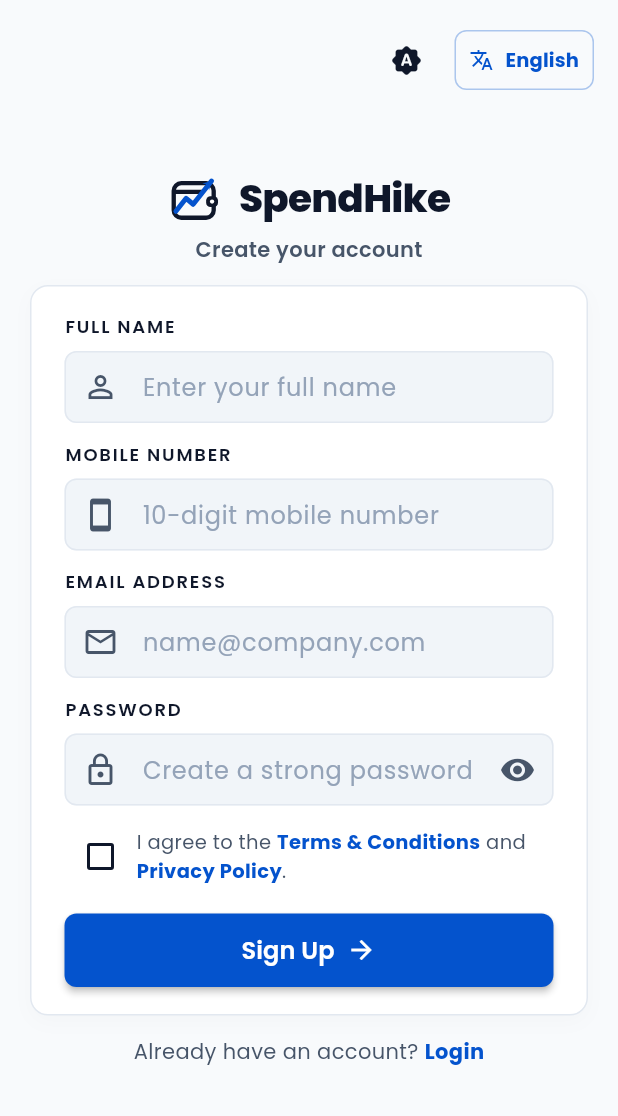
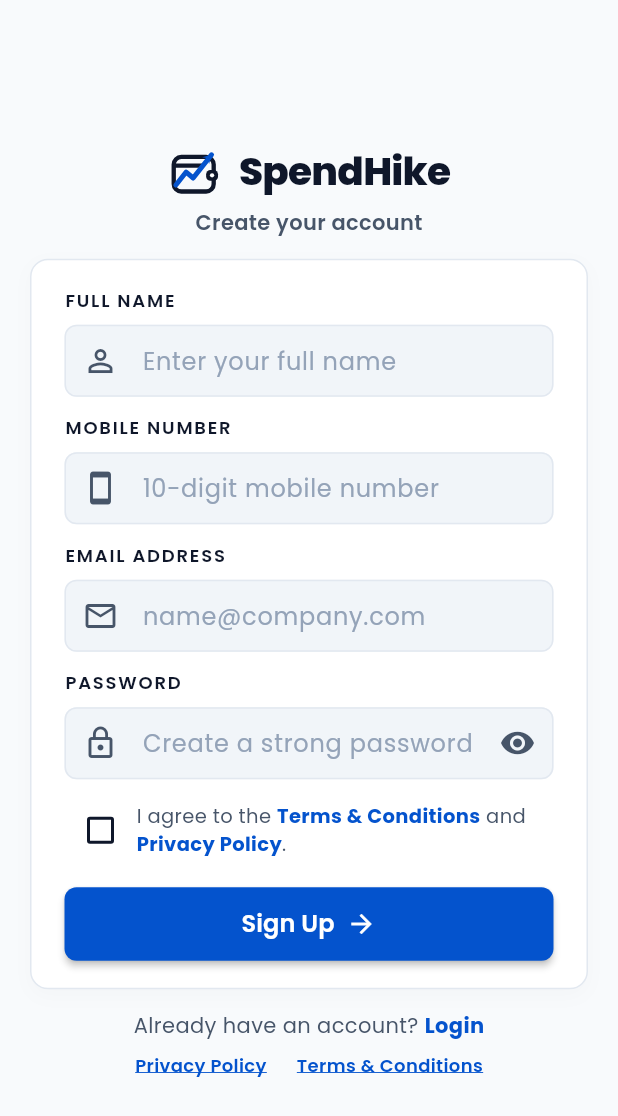
Before and after one commit to codhunk/spendhike, a Flutter app: the SignupScreen screen opened by its route, on a phone screen of 412 x 824 dp. Shown: the top 1116 px of the screen. Run offline on Flutter 3.47's test engine with Material 3 defaults, Android fonts, the phone set to English and light mode, and no system bars; our stand-ins replace flutter_secure_storage, google_fonts, image_picker, local_auth, pinput; accounts and stored records are empty.

Commit message:
style(auth): remove theme/language buttons and place privacy policy at bottom with mb-10

```diff
--- a/lib/screens/auth/login_screen.dart
+++ b/lib/screens/auth/login_screen.dart
@@ -3,9 +3,7 @@ import '../../config/app_theme.dart';
 import '../../services/api_service.dart';
 import '../../services/app_settings.dart';
 import '../../services/passcode_service.dart';
-import '../../widgets/language_switcher.dart';
 import '../../widgets/spend_hike_logo.dart';
-import '../../widgets/theme_switcher.dart';
 import 'create_passcode_screen.dart';
 import 'labour_login_screen.dart';
 
@@ -80,18 +78,7 @@ class _LoginScreenState extends State<LoginScreen> {
                 flex: isDesktop ? 2 : 1,
                 child: Stack(
                   children: [
-                    const Positioned(
-                      top: 16,
-                      right: 16,
-                      child: Row(
-                        mainAxisSize: MainAxisSize.min,
-                        children: [
-                          ThemeSwitcherButton(),
-                          SizedBox(width: 8),
-                          LanguageSwitcherButton(),
-                        ],
-                      ),
-                    ),
+                    // Background glow circles
                   Positioned(
                     top: -100,
                     left: -100,
@@ -678,14 +665,17 @@ class _LoginScreenState extends State<LoginScreen> {
             ),
           ],
         ),
-        const SizedBox(height: 10),
-        Wrap(
+        const SizedBox(height: 8),
+        Padding(
+          padding: const EdgeInsets.only(bottom: 10),
+          child: Wrap(
             alignment: WrapAlignment.center,
             spacing: 20,
             children: [
               _buildFooterLink(_tr('Privacy Policy'), _showPrivacyPolicyDialog),
               _buildFooterLink(_tr('Terms of Service'), _showTermsDialog),
             ],
+          ),
         ),
       ],
     );
--- a/lib/screens/auth/signup_screen.dart
+++ b/lib/screens/auth/signup_screen.dart
@@ -2,9 +2,7 @@ import 'package:flutter/material.dart';
 import '../../config/app_theme.dart';
 import '../../services/api_service.dart';
 import '../../services/app_settings.dart';
-import '../../widgets/language_switcher.dart';
 import '../../widgets/spend_hike_logo.dart';
-import '../../widgets/theme_switcher.dart';
 import 'create_passcode_screen.dart';
 
 
@@ -48,18 +46,6 @@ class _SignupScreenState extends State<SignupScreen> {
           backgroundColor: colors.background,
           body: Stack(
             children: [
-              const Positioned(
-                top: 16,
-                right: 16,
-                child: Row(
-                  mainAxisSize: MainAxisSize.min,
-                  children: [
-                    ThemeSwitcherButton(),
-                    SizedBox(width: 8),
-                    LanguageSwitcherButton(),
-                  ],
-                ),
-              ),
               // Visual Polish: Corner Decoration (Desktop only)
             if (isDesktop) ...[
               Positioned(
@@ -428,7 +414,9 @@ class _SignupScreenState extends State<SignupScreen> {
 
   Widget _buildFooter() {
     final colors = AppTheme.of(context);
-    return Row(
+    return Column(
+      children: [
+        Row(
           mainAxisAlignment: MainAxisAlignment.center,
           children: [
             Text(
@@ -448,6 +436,45 @@ class _SignupScreenState extends State<SignupScreen> {
               ),
             ),
           ],
+        ),
+        const SizedBox(height: 8),
+        Padding(
+          padding: const EdgeInsets.only(bottom: 10),
+          child: Wrap(
+            alignment: WrapAlignment.center,
+            spacing: 20,
+            children: [
+              _buildFooterLink(_tr('Privacy Policy'), () => _showPolicyDialog(
+                title: 'Privacy Policy',
+                icon: Icons.privacy_tip_outlined,
+                content: 'SpendHike is committed to protecting your privacy. We collect personal information such as name, email, mobile number, and financial transaction data. All data is encrypted using AES-256. We never sell your personal data to third parties.\n\nContact: privacy@spendhike.com',
+              )),
+              _buildFooterLink(_tr('Terms & Conditions'), () => _showPolicyDialog(
+                title: 'Terms & Conditions',
+                icon: Icons.gavel_outlined,
+                content: 'By using SpendHike, you agree to our terms of service. SpendHike provides financial tracking tools and is not a licensed financial advisor. You are responsible for maintaining the confidentiality of your account credentials. These terms are governed by the laws of India.\n\nContact: legal@spendhike.com',
+              )),
+            ],
+          ),
+        ),
+      ],
+    );
+  }
+
+  Widget _buildFooterLink(String text, VoidCallback onTap) {
+    final colors = AppTheme.of(context);
+    return GestureDetector(
+      onTap: onTap,
+      child: Text(
+        text,
+        style: TextStyle(
+          fontSize: 12,
+          fontWeight: FontWeight.w600,
+          color: colors.primary,
+          decoration: TextDecoration.underline,
+          decorationColor: colors.primary,
+        ),
+      ),
     );
   }
 
```
Lines whose indentation alone changed are shown as unchanged.
